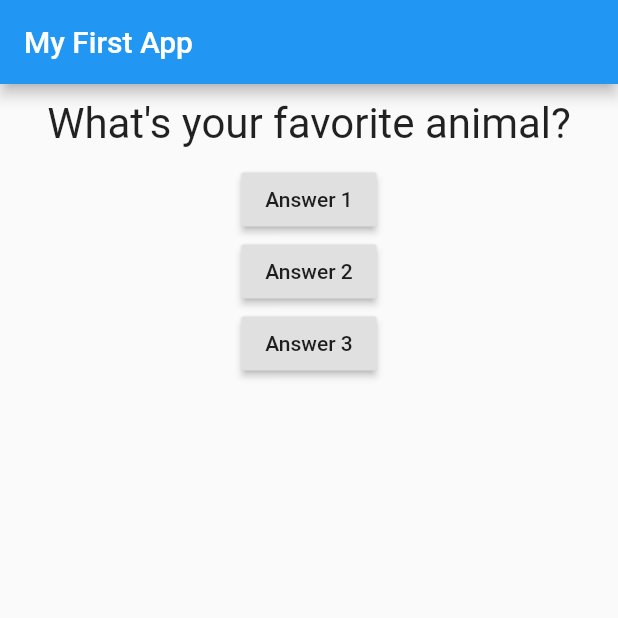
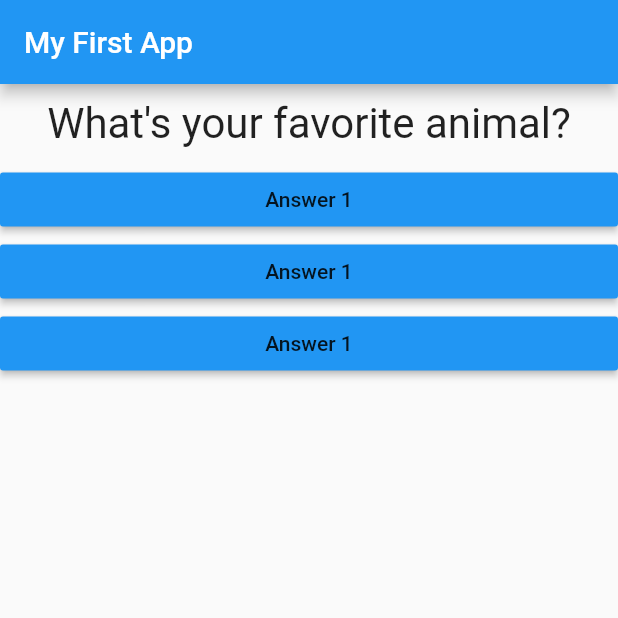
Before and after one commit to Rayhanuc/flutter_complete_guide, a Flutter app: the screen it shows after launch, after a tap on "Answer 1", on a phone screen of 412 x 824 dp, the top half of it. Run offline on Flutter 3.47's test engine with Material 2 defaults, Android fonts, the phone set to English and light mode, and no system bars.

```diff
--- /dev/null
+++ b/lib/answer.dart
@@ -0,0 +1,18 @@
+import 'package:flutter/material.dart';
+
+class Answer extends StatelessWidget {
+  final void Function()? selectHandler;
+  Answer(this.selectHandler);
+  // const Answer({Key? key}) : super(key: key);
+
+  @override
+  Widget build(BuildContext context) {
+    return Container(
+        width: double.infinity,
+        child: RaisedButton(
+          color: Colors.blue,
+          child: Text('Answer 1'),
+          onPressed: selectHandler,
+        ));
+  }
+}
--- a/lib/main.dart
+++ b/lib/main.dart
@@ -1,6 +1,7 @@
 import 'package:flutter/material.dart';
 
 import './question.dart';
+import './answer.dart';
 
 // void main() {
 //   runApp(MyApp());
@@ -19,7 +20,7 @@ class MyApp extends StatefulWidget {
 class _MyAppState extends State<MyApp> {
   var _questionIndex = 0;
 
-  void answerQuestion() {
+  void _answerQuestion() {
     setState(() {
       _questionIndex = _questionIndex + 1;
     });
@@ -41,21 +42,9 @@ class _MyAppState extends State<MyApp> {
         body: Column(
           children: [
             Question(questions[_questionIndex]),
-            RaisedButton(
-              child: Text('Answer 1'),
-              onPressed: answerQuestion,
-            ),
-            RaisedButton(
-              child: Text('Answer 2'),
-              onPressed: () => print('Answer 2 chosen!'),
-            ),
-            RaisedButton(
-              child: Text('Answer 3'),
-              onPressed: () {
-                //....
-                print('Answer 3 chosen');
-              },
-            )
+            Answer(_answerQuestion),
+            Answer(_answerQuestion),
+            Answer(_answerQuestion),
           ],
         ),
       ),
```
